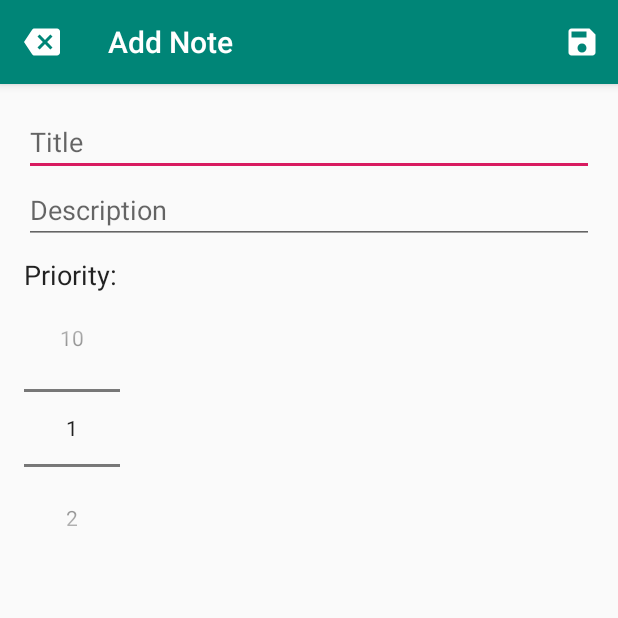
After one commit to sektum/android_tasks, an Android app: the AddNoteActivity screen opened directly, with no data from a screen before it, on a phone screen of 412 x 824 dp, the top half of it. The commit adds this screen. Run offline under Robolectric (Android 15) with nearby library versions, the phone set to English and light mode, and no system bars.

Commit message:
task10 add activity created

```diff
--- a/task10/app/build.gradle
+++ b/task10/app/build.gradle
@@ -31,7 +31,6 @@ dependencies {
     annotationProcessor "android.arch.lifecycle:compiler:$lifecycle_version"
 
     def room_version = "1.1.1"
-
     implementation "android.arch.persistence.room:runtime:$room_version"
     annotationProcessor "android.arch.persistence.room:compiler:$room_version"
 
--- /dev/null
+++ b/task10/app/src/main/java/com/epam/mykhailo_hrois/task10/AddNoteActivity.java
@@ -0,0 +1,77 @@
+package com.epam.mykhailo_hrois.task10;
+
+import android.content.Intent;
+import android.support.v7.app.AppCompatActivity;
+import android.os.Bundle;
+import android.view.Menu;
+import android.view.MenuInflater;
+import android.view.MenuItem;
+import android.widget.EditText;
+import android.widget.NumberPicker;
+import android.widget.Toast;
+
+public class AddNoteActivity extends AppCompatActivity {
+    public static final String EXTRA_TITLE =
+            "com.epam.mykhailo_hrois.task10.EXTRA_TITLE";
+    public static final String EXTRA_DESCRIPTION =
+            "com.epam.mykhailo_hrois.task10.EXTRA_DESCRIPTION";
+    public static final String EXTRA_PRIORITY =
+            "com.epam.mykhailo_hrois.task10.EXTRA_PRIORITY";
+
+    private EditText editTextTitle;
+    private EditText editTextDescription;
+    private NumberPicker numberPickerPriority;
+
+    @Override
+    protected void onCreate(Bundle savedInstanceState) {
+        super.onCreate(savedInstanceState);
+        setContentView(R.layout.activity_add_note);
+
+        editTextTitle = findViewById(R.id.edit_text_title);
+        editTextDescription = findViewById(R.id.edit_text_description);
+        numberPickerPriority = findViewById(R.id.number_picker_priority);
+
+        numberPickerPriority.setMinValue(1);
+        numberPickerPriority.setMaxValue(10);
+
+        getSupportActionBar().setHomeAsUpIndicator(R.drawable.ic_close);
+        setTitle(R.string.add_note);
+    }
+
+    private void saveNote() {
+        String title = editTextTitle.getText().toString();
+        String description = editTextDescription.getText().toString();
+        int priority = numberPickerPriority.getValue();
+
+        if (title.trim().isEmpty() || description.trim().isEmpty()) {
+            Toast.makeText(this, R.string.insert_data, Toast.LENGTH_SHORT).show();
+            return;
+        }
+
+        Intent data = new Intent();
+        data.putExtra(EXTRA_TITLE, title);
+        data.putExtra(EXTRA_DESCRIPTION, description);
+        data.putExtra(EXTRA_PRIORITY, priority);
+
+        setResult(RESULT_OK, data);
+        finish();
+    }
+
+    @Override
+    public boolean onCreateOptionsMenu(Menu menu) {
+        MenuInflater menuInflater = getMenuInflater();
+        menuInflater.inflate(R.menu.add_note_menu, menu);
+        return true;
+    }
+
+    @Override
+    public boolean onOptionsItemSelected(MenuItem item) {
+        switch (item.getItemId()) {
+            case R.id.save_note:
+                saveNote();
+                return true;
+            default:
+                return super.onOptionsItemSelected(item);
+        }
+    }
+}
--- /dev/null
+++ b/task10/app/src/main/res/drawable/ic_add.xml
@@ -0,0 +1,5 @@
+<vector android:height="24dp" android:tint="#FFFFFF"
+    android:viewportHeight="24.0" android:viewportWidth="24.0"
+    android:width="24dp" xmlns:android="http://schemas.android.com/apk/res/android">
+    <path android:fillColor="#FF000000" android:pathData="M19,13h-6v6h-2v-6H5v-2h6V5h2v6h6v2z"/>
+</vector>
--- /dev/null
+++ b/task10/app/src/main/res/drawable/ic_close.xml
@@ -0,0 +1,5 @@
+<vector android:height="24dp" android:tint="#FFFFFF"
+    android:viewportHeight="24.0" android:viewportWidth="24.0"
+    android:width="24dp" xmlns:android="http://schemas.android.com/apk/res/android">
+    <path android:fillColor="#FF000000" android:pathData="M22,3L7,3c-0.69,0 -1.23,0.35 -1.59,0.88L0,12l5.41,8.11c0.36,0.53 0.9,0.89 1.59,0.89h15c1.1,0 2,-0.9 2,-2L24,5c0,-1.1 -0.9,-2 -2,-2zM19,15.59L17.59,17 14,13.41 10.41,17 9,15.59 12.59,12 9,8.41 10.41,7 14,10.59 17.59,7 19,8.41 15.41,12 19,15.59z"/>
+</vector>
--- /dev/null
+++ b/task10/app/src/main/res/drawable/ic_save.xml
@@ -0,0 +1,5 @@
+<vector android:height="24dp" android:tint="#FFFFFF"
+    android:viewportHeight="24.0" android:viewportWidth="24.0"
+    android:width="24dp" xmlns:android="http://schemas.android.com/apk/res/android">
+    <path android:fillColor="#FF000000" android:pathData="M17,3L5,3c-1.11,0 -2,0.9 -2,2v14c0,1.1 0.89,2 2,2h14c1.1,0 2,-0.9 2,-2L21,7l-4,-4zM12,19c-1.66,0 -3,-1.34 -3,-3s1.34,-3 3,-3 3,1.34 3,3 -1.34,3 -3,3zM15,9L5,9L5,5h10v4z"/>
+</vector>
--- /dev/null
+++ b/task10/app/src/main/res/layout/activity_add_note.xml
@@ -0,0 +1,34 @@
+<?xml version="1.0" encoding="utf-8"?>
+<LinearLayout xmlns:android="http://schemas.android.com/apk/res/android"
+    android:layout_width="match_parent"
+    android:layout_height="match_parent"
+    android:orientation="vertical"
+    android:padding="16dp">
+
+    <EditText
+        android:id="@+id/edit_text_title"
+        android:layout_width="match_parent"
+        android:layout_height="wrap_content"
+        android:hint="Title"
+        android:inputType="text" />
+
+    <EditText
+        android:id="@+id/edit_text_description"
+        android:layout_width="match_parent"
+        android:layout_height="wrap_content"
+        android:hint="Description"
+        android:inputType="textMultiLine" />
+
+    <TextView
+        android:layout_width="wrap_content"
+        android:layout_height="wrap_content"
+        android:layout_marginTop="8dp"
+        android:text="Priority:"
+        android:textAppearance="@android:style/TextAppearance.Medium" />
+
+    <NumberPicker
+        android:id="@+id/number_picker_priority"
+        android:layout_width="wrap_content"
+        android:layout_height="wrap_content" />
+
+</LinearLayout>
--- /dev/null
+++ b/task10/app/src/main/res/menu/add_note_menu.xml
@@ -0,0 +1,9 @@
+<?xml version="1.0" encoding="utf-8"?>
+<menu xmlns:android="http://schemas.android.com/apk/res/android"
+    xmlns:app="http://schemas.android.com/apk/res-auto">
+<item
+    android:id="@+id/save_note"
+    android:icon="@drawable/ic_save"
+    android:title="Save"
+    app:showAsAction="ifRoom"/>
+</menu>
--- a/task10/app/src/main/res/values/strings.xml
+++ b/task10/app/src/main/res/values/strings.xml
@@ -1,3 +1,8 @@
 <resources>
     <string name="app_name">task10</string>
+    <string name="add_note">Add Note</string>
+    <string name="insert_data">Please insert a title and description</string>
+    <string name="default_1">1</string>
+    <string name="default_title">Title</string>
+    <string name="default_description">Description</string>
 </resources>
```
Also changed, not shown: task10/app/src/main/AndroidManifest.xml (+8 -1 lines), task10/app/src/main/java/com/epam/mykhailo_hrois/task10/MainActivity.java (+42 -2 lines), task10/app/src/main/java/com/epam/mykhailo_hrois/task10/NoteAdapter.java (added, +53 -0 lines), task10/app/src/main/res/layout/activity_main.xml (+14 -11 lines), task10/app/src/main/res/layout/note_item.xml (added, +39 -0 lines).
